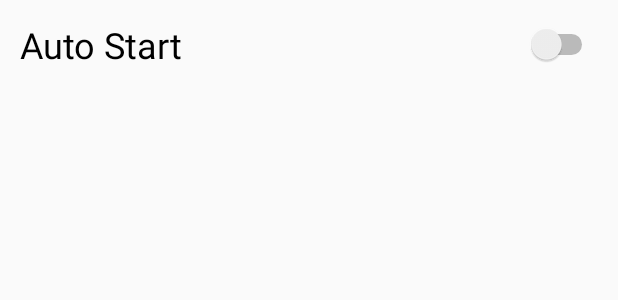
After one commit to deleonAndroid3/Undivided, an Android app: the layout activity_settings.xml on its own in the app's theme, with its tools: preview values and no code run, on a phone screen of 412 x 824 dp. The commit adds this screen. Shown: the top 300 px of the screen. Run offline under Robolectric (Android 15) with nearby library versions, the phone set to English and light mode, and no system bars.

Commit message:
Settings first commit

```diff
--- /dev/null
+++ b/app/src/main/res/layout/activity_settings.xml
@@ -0,0 +1,22 @@
+<?xml version="1.0" encoding="utf-8"?>
+<LinearLayout xmlns:android="http://schemas.android.com/apk/res/android"
+    xmlns:app="http://schemas.android.com/apk/res-auto"
+    xmlns:tools="http://schemas.android.com/tools"
+    android:layout_width="match_parent"
+    android:layout_height="match_parent"
+    android:orientation= "vertical"
+    tools:context="com.training.android.undivided.Settings">
+
+    <Switch
+        android:id="@+id/swAutoStart"
+        android:layout_width="match_parent"
+        android:layout_height="wrap_content"
+        android:layout_margin="8dp"
+        android:checked="false"
+        android:padding="5dp"
+        android:text="Auto Start"
+        android:textAlignment="textStart"
+        android:textSize="24sp"
+        tools:checked="false" />
+
+</LinearLayout>
--- a/app/src/main/res/values/strings.xml
+++ b/app/src/main/res/values/strings.xml
@@ -11,4 +11,5 @@
     <string name="none" />
     <string name="speech_toggle_on" />
     <string name="speech_toggle_off" />
+    <string name="menu_string_settings">Settings</string>
 </resources>
```
Also changed, not shown: app/src/main/AndroidManifest.xml (+9 -7 lines), app/src/main/java/com/training/android/undivided/MainActivity.java (+26 -13 lines), app/src/main/java/com/training/android/undivided/Navigation.java (+18 -5 lines), app/src/main/java/com/training/android/undivided/Settings.java (added, +34 -0 lines), app/src/main/res/menu/settings.xml (added, +9 -0 lines), app/src/main/res/drawable/greencar.png (added).
